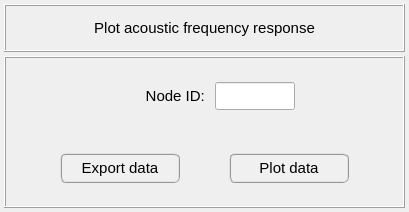
open-pulse/OpenPulse, file pulse/interface/ui_files/plots/results/acoustic/plot_acoustic_frequency_response.ui: the form before one commit.
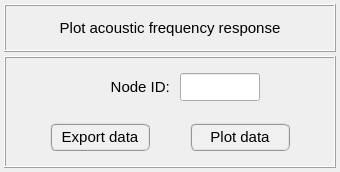
The form after the commit.

Commit message: Some adjusts on the acoustic plot UI files

```diff
--- a/pulse/interface/ui_files/plots/results/acoustic/plot_acoustic_frequency_response.ui
+++ b/pulse/interface/ui_files/plots/results/acoustic/plot_acoustic_frequency_response.ui
@@ -6,10 +6,22 @@
    <rect>
     <x>0</x>
     <y>0</y>
-    <width>409</width>
-    <height>212</height>
+    <width>340</width>
+    <height>172</height>
    </rect>
   </property>
+  <property name="minimumSize">
+   <size>
+    <width>0</width>
+    <height>172</height>
+   </size>
+  </property>
+  <property name="maximumSize">
+   <size>
+    <width>16777215</width>
+    <height>172</height>
+   </size>
+  </property>
   <property name="windowTitle">
    <string>Form</string>
   </property>
@@ -143,15 +155,18 @@
       <property name="bottomMargin">
        <number>4</number>
       </property>
-      <property name="spacing">
+      <property name="horizontalSpacing">
        <number>4</number>
       </property>
+      <property name="verticalSpacing">
+       <number>0</number>
+      </property>
       <item row="0" column="1">
        <widget class="QFrame" name="frame_numerator_2">
         <property name="minimumSize">
          <size>
           <width>0</width>
-          <height>52</height>
+          <height>48</height>
          </size>
         </property>
         <property name="maximumSize">
@@ -329,7 +344,7 @@
         <property name="minimumSize">
          <size>
           <width>0</width>
-          <height>52</height>
+          <height>48</height>
          </size>
         </property>
         <property name="maximumSize">
@@ -360,81 +375,31 @@
          <property name="spacing">
           <number>0</number>
          </property>
-         <item row="0" column="4">
-          <widget class="QFrame" name="frame_21">
-           <property name="frameShape">
-            <enum>QFrame::NoFrame</enum>
-           </property>
-           <property name="frameShadow">
-            <enum>QFrame::Raised</enum>
-           </property>
-          </widget>
-         </item>
-         <item row="0" column="2">
-          <widget class="QFrame" name="frame_20">
-           <property name="frameShape">
-            <enum>QFrame::NoFrame</enum>
-           </property>
-           <property name="frameShadow">
-            <enum>QFrame::Raised</enum>
-           </property>
-          </widget>
-         </item>
          <item row="0" column="0">
-          <widget class="QFrame" name="frame_17">
-           <property name="frameShape">
-            <enum>QFrame::NoFrame</enum>
+          <spacer name="horizontalSpacer_2">
+           <property name="orientation">
+            <enum>Qt::Horizontal</enum>
            </property>
-           <property name="frameShadow">
-            <enum>QFrame::Raised</enum>
-           </property>
-          </widget>
-         </item>
-         <item row="0" column="3">
-          <widget class="QPushButton" name="pushButton_plot_data">
-           <property name="minimumSize">
+           <property name="sizeHint" stdset="0">
             <size>
-             <width>120</width>
-             <height>30</height>
+             <width>40</width>
+             <height>20</height>
             </size>
            </property>
-           <property name="maximumSize">
-            <size>
-             <width>160</width>
-             <height>30</height>
-            </size>
-           </property>
-           <property name="font">
-            <font>
-             <family>MS Shell Dlg 2</family>
-             <pointsize>11</pointsize>
-             <weight>9</weight>
-             <italic>false</italic>
-             <bold>false</bold>
-            </font>
-           </property>
-           <property name="styleSheet">
-            <string notr="true">QPushButton{border-radius: 6px; border-color: rgb(150, 150, 150); border-style: ridge; border-width: 2px; color: rgb(0, 0, 0); background-color: rgb(240, 240, 240); font: 75 11pt &quot;MS Shell Dlg 2&quot;}
-QPushButton:hover{border-radius: 6px; border-color: rgb(0, 170, 255); border-style: ridge; border-width: 2px; color: rgb(0, 0, 0); background-color: rgba(174, 213, 255, 100); font: 75 11pt &quot;MS Shell Dlg 2&quot;}
-QPushButton:pressed{border-radius: 6px; border-color: rgb(0, 170, 255); border-style: ridge; border-width: 3px; color: rgb(0, 0, 0); background-color: rgb(174, 213, 255); font: 75 11pt &quot;MS Shell Dlg 2&quot;}</string>
-           </property>
-           <property name="text">
-            <string>Plot data</string>
-           </property>
-          </widget>
+          </spacer>
          </item>
          <item row="0" column="1">
           <widget class="QPushButton" name="pushButton_export_data">
            <property name="minimumSize">
             <size>
-             <width>120</width>
-             <height>30</height>
+             <width>100</width>
+             <height>28</height>
             </size>
            </property>
            <property name="maximumSize">
             <size>
-             <width>160</width>
-             <height>30</height>
+             <width>100</width>
+             <height>28</height>
             </size>
            </property>
            <property name="font">
@@ -459,6 +424,65 @@
            </property>
           </widget>
          </item>
+         <item row="0" column="3">
+          <widget class="QPushButton" name="pushButton_plot_data">
+           <property name="minimumSize">
+            <size>
+             <width>100</width>
+             <height>28</height>
+            </size>
+           </property>
+           <property name="maximumSize">
+            <size>
+             <width>100</width>
+             <height>28</height>
+            </size>
+           </property>
+           <property name="font">
+            <font>
+             <family>MS Shell Dlg 2</family>
+             <pointsize>11</pointsize>
+             <weight>9</weight>
+             <italic>false</italic>
+             <bold>false</bold>
+            </font>
+           </property>
+           <property name="styleSheet">
+            <string notr="true">QPushButton{border-radius: 6px; border-color: rgb(150, 150, 150); border-style: ridge; border-width: 2px; color: rgb(0, 0, 0); background-color: rgb(240, 240, 240); font: 75 11pt &quot;MS Shell Dlg 2&quot;}
+QPushButton:hover{border-radius: 6px; border-color: rgb(0, 170, 255); border-style: ridge; border-width: 2px; color: rgb(0, 0, 0); background-color: rgba(174, 213, 255, 100); font: 75 11pt &quot;MS Shell Dlg 2&quot;}
+QPushButton:pressed{border-radius: 6px; border-color: rgb(0, 170, 255); border-style: ridge; border-width: 3px; color: rgb(0, 0, 0); background-color: rgb(174, 213, 255); font: 75 11pt &quot;MS Shell Dlg 2&quot;}</string>
+           </property>
+           <property name="text">
+            <string>Plot data</string>
+           </property>
+          </widget>
+         </item>
+         <item row="0" column="2">
+          <spacer name="horizontalSpacer">
+           <property name="orientation">
+            <enum>Qt::Horizontal</enum>
+           </property>
+           <property name="sizeHint" stdset="0">
+            <size>
+             <width>40</width>
+             <height>20</height>
+            </size>
+           </property>
+          </spacer>
+         </item>
+         <item row="0" column="4">
+          <spacer name="horizontalSpacer_3">
+           <property name="orientation">
+            <enum>Qt::Horizontal</enum>
+           </property>
+           <property name="sizeHint" stdset="0">
+            <size>
+             <width>40</width>
+             <height>20</height>
+            </size>
+           </property>
+          </spacer>
+         </item>
         </layout>
        </widget>
       </item>
```
The commit also changes 17 other files.
